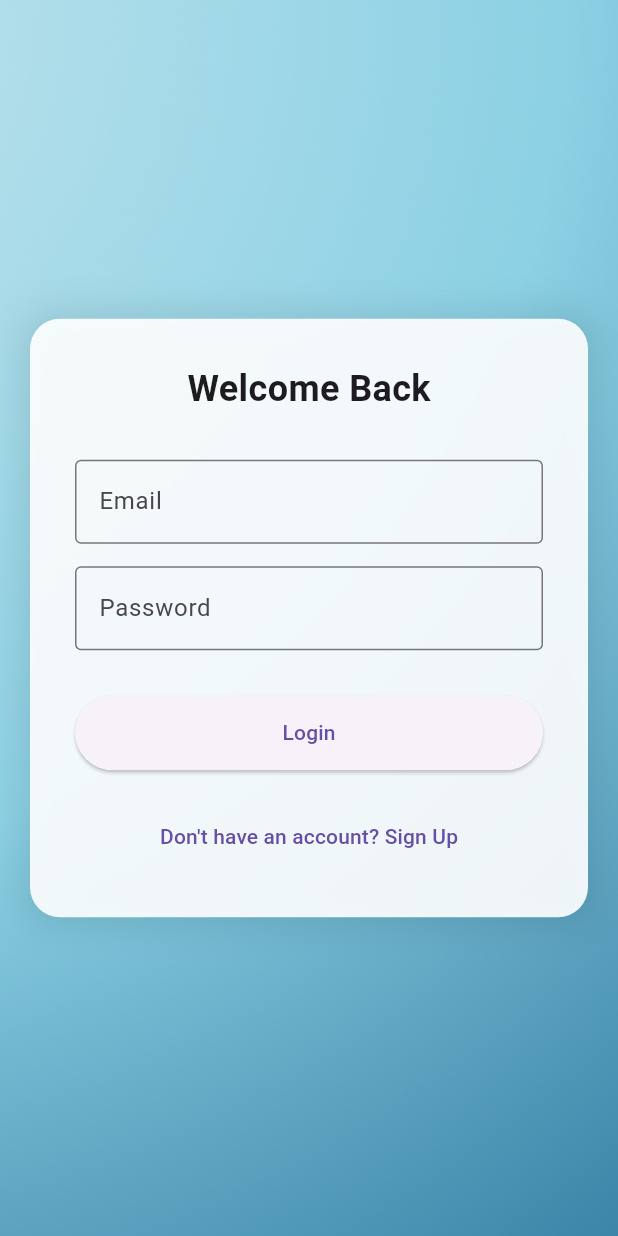
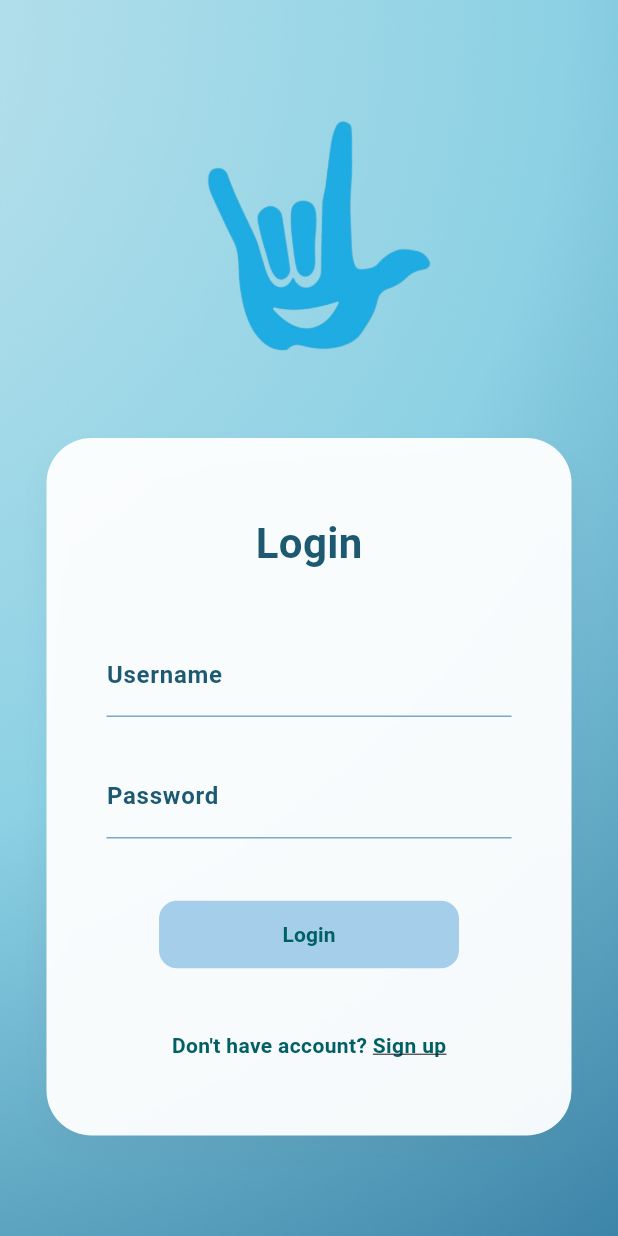
Before and after one commit to MelleUnlikely/serene-learning, a Flutter app: the screen it shows after launch, on a phone screen of 412 x 824 dp. Run offline on Flutter 3.47's test engine with Material 3 defaults, Android fonts, the phone set to English and light mode, and no system bars; our stand-ins replace file_picker, supabase_flutter; accounts and stored records are empty.

Commit message:
For pull request. Merged main into branch.

```diff
--- a/lib/screens/auth/login_screen.dart
+++ b/lib/screens/auth/login_screen.dart
@@ -65,67 +65,120 @@ Future<void> _handleLogin() async {
         ),
         child: Center(
           child: SingleChildScrollView(
-            child: Padding(
-              padding: const EdgeInsets.all(20.0),
-              // --- THIS IS THE "BOX" FOR YOUR CONTENTS ---
-              child: Container(
-                constraints: const BoxConstraints(maxWidth: 400), // Perfect for Web!
-                padding: const EdgeInsets.all(30),
+            child: Column(
+              children: [
+                //logo muna
+                Image.asset(
+                  "assets/images/logo.png",
+                  height: 200,
+                  fit: BoxFit.contain,
+                ),
+                const SizedBox(height: 25),//parang gap
+
+                //lalagyan nila username + password + sign up
+                Container(
+                  constraints: const BoxConstraints(maxWidth: 350),
+                  padding: const EdgeInsets.symmetric(horizontal: 40, vertical: 50),
                   decoration: BoxDecoration(
-                  color: Colors.white.withOpacity(0.9), // Makes the box stand out
-                  borderRadius: BorderRadius.circular(20),
+                    color: Colors.white.withOpacity(0.95),
+                    borderRadius: BorderRadius.circular(30), //corner
                     boxShadow: [
                       BoxShadow(
-                      color: Colors.black.withAlpha(25),
-                      blurRadius: 20,
-                      spreadRadius: 5,
+                        color: Colors.blueGrey.withOpacity(0.1),
+                        blurRadius: 15,
+                        offset: const Offset(0, 10),
                       )
                     ],
                   ),
                   child: Column(
-                  mainAxisSize: MainAxisSize.min, // Shrinks box to fit content
+                    mainAxisSize: MainAxisSize.min,
                     children: [
                       const Text(
-                      "Welcome Back",
-                      style: TextStyle(fontSize: 24, fontWeight: FontWeight.bold),
+                        "Login",
+                        style: TextStyle(
+                          fontSize: 28,
+                          fontWeight: FontWeight.w600,
+                          color: Color(0xFF1D5A71)
                         ),
-                    const SizedBox(height: 30),
+                      ),
+                      const SizedBox(height: 40),
+
+                      //for username field
                       TextField(
                         controller: _emailController,
-                      decoration: const InputDecoration(labelText: "Email", border: OutlineInputBorder()),
+                        decoration: const InputDecoration(
+                          labelText: "Username",
+                          labelStyle: TextStyle(color: Color(0xFF1D5A71), fontWeight: FontWeight.bold),
+                          enabledBorder: UnderlineInputBorder(
+                            borderSide: BorderSide(color: Color(0XFF7AA9CA), width: 1),
                           ),
-                    const SizedBox(height: 15),
+                        ),
+                      ),
+                      const SizedBox(height: 25),
+
+                      //for password na field
                       TextField(
                         controller: _passwordController,
-                      decoration: const InputDecoration(labelText: "Password", border: OutlineInputBorder()),
                         obscureText: true,
+                        decoration: const InputDecoration(
+                          labelText: "Password",
+                          labelStyle: TextStyle(color: Color(0xFF1D5A71), fontWeight: FontWeight.bold),
+                          enabledBorder: UnderlineInputBorder(
+                            borderSide: BorderSide(color: Color(0XFF7AA9CA), width: 1),
                           ),
-                    const SizedBox(height: 30),
+                        ),
+                      ),
+                      const SizedBox(height: 40),
 
+                      //login button
                       _isLoading
                           ? const CircularProgressIndicator()
                           : ElevatedButton(
                               style: ElevatedButton.styleFrom(
-                            minimumSize: const Size(double.infinity, 50), // Full width button
+                                backgroundColor: const Color(0xFFa5ceeb),
+                                foregroundColor: const Color(0xFF006064),
+                                elevation: 0,
+                                shape: RoundedRectangleBorder(
+                                  borderRadius: BorderRadius.circular(12),
+                                ),
+                                minimumSize: const Size(200, 45),
                               ),
                               onPressed: _handleLogin,
-                          child: const Text("Login"),
+                              child: const Text("Login",
+                              style: TextStyle(fontWeight: FontWeight.bold)),
                             ),
 
-                    const SizedBox(height: 20),
+                      const SizedBox(height: 40),
 
-                    TextButton(
-                      onPressed: () {
+                      //for sign up
+                      Row(
+                        mainAxisAlignment: MainAxisAlignment.center,
+                        children: [
+                          const Text("Don't have account? ",
+                          style: TextStyle(color: Color(0xFF006064),
+                          fontWeight: FontWeight.bold)),
+                          GestureDetector(
+                            onTap: () {
                               Navigator.push(
                                 context,
                                 MaterialPageRoute(builder: (context) => const RegistrationScreen()),
                               );
                             },
-                      child: const Text("Don't have an account? Sign Up"),
-                    )
+                            child: const Text(
+                              "Sign up",
+                              style: TextStyle(
+                                color: Color(0xFF006064),
+                                fontWeight: FontWeight.bold,
+                                decoration: TextDecoration.underline,
+                              ),
+                            ),
+                          ),
+                        ],
+                      ),
                     ],
                   ),
                 ),
+              ],
             ),
           ),
         ),
```
Also changed, not shown: lib/screens/teacher/class_screen.dart (+43 -37 lines), pubspec.lock. Lines whose indentation alone changed are shown as unchanged.
